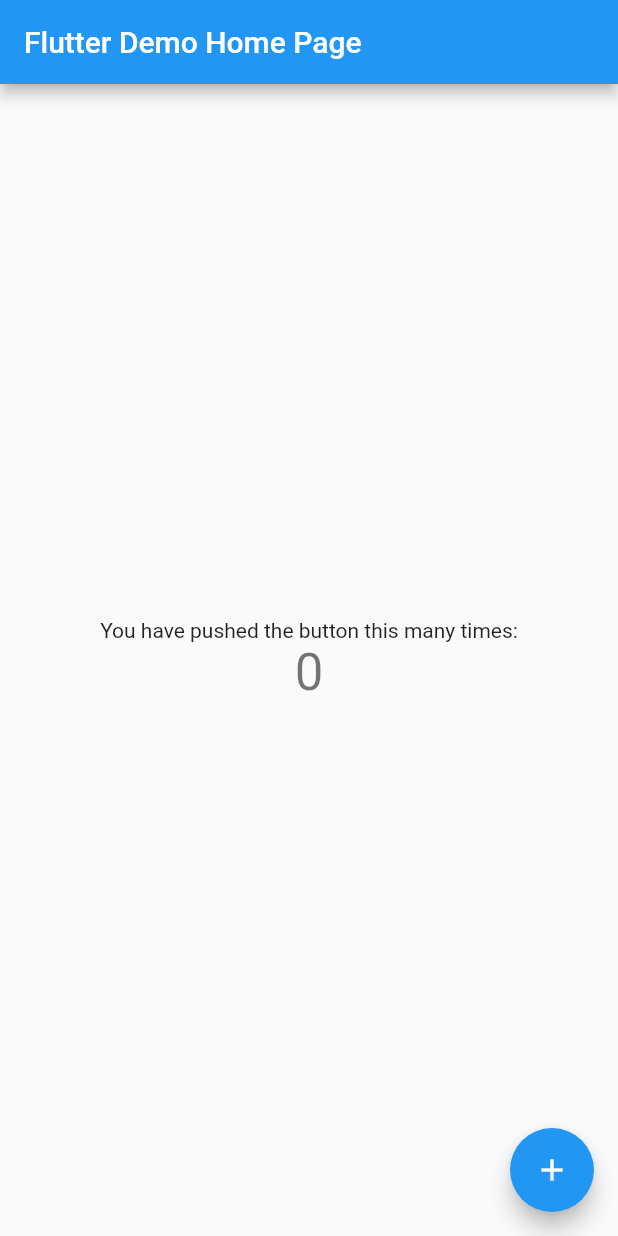
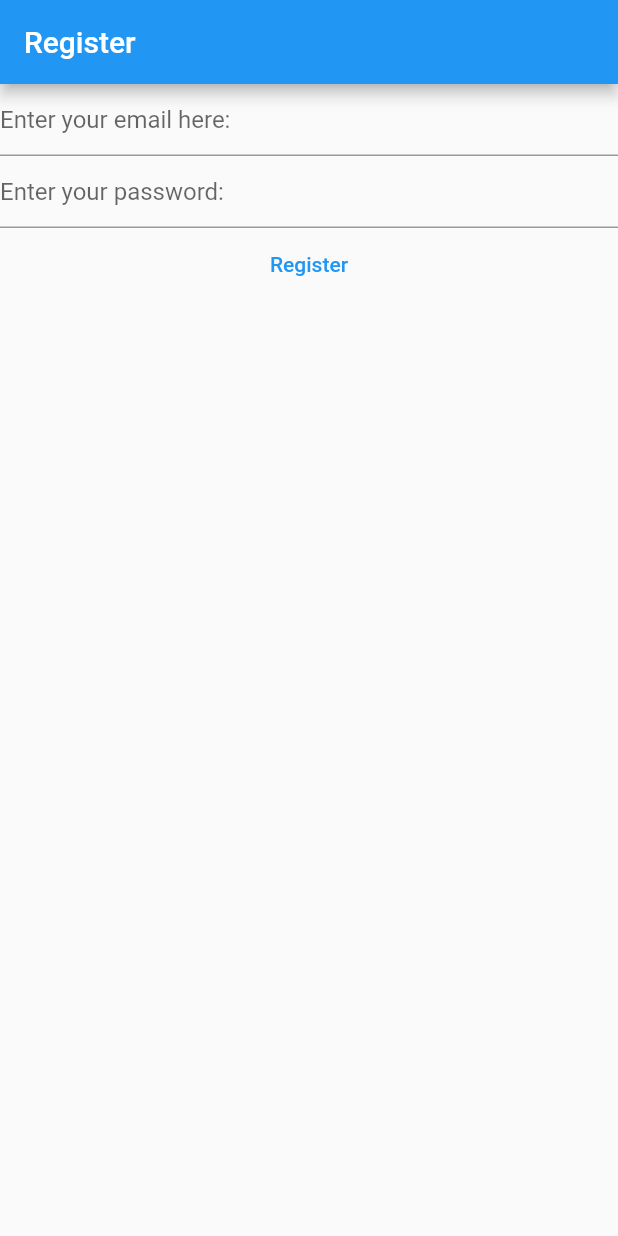
Before and after one commit to ZainabBharucha/mynotes, a Flutter app: the screen it shows after launch, on a phone screen of 412 x 824 dp. Run offline on Flutter 3.47's test engine with Material 2 defaults, Android fonts, the phone set to English and light mode, and no system bars; our stand-ins replace firebase_auth, firebase_core; accounts and stored records are empty; generated files the repository leaves out were written again.

Commit message:
Basic register user-screen

```diff
--- a/lib/main.dart
+++ b/lib/main.dart
@@ -1,24 +1,14 @@
+
 // import 'package:firebase_core/firebase_core.dart';
+import 'package:firebase_auth/firebase_auth.dart';
 import 'package:flutter/material.dart';
+import 'firebase_options.dart';
 
+// Future main() async {
+//   WidgetsFlutterBinding.ensureIntialized();
+//   await Firebase.initializedApp();
 void main() {
-  runApp(const MyApp());
-}
-
-// Future main() async{
-//   WidgetsFlutterBinding.ensureInitialized();
-//   await Firebase.initializeApp();
-
-//   runApp(const MyApp());
-// }
-
-class MyApp extends StatelessWidget {
-  const MyApp({super.key});
-
-  // This widget is the root of your application.
-  @override
-  Widget build(BuildContext context) {
-    return MaterialApp(
+  runApp(MaterialApp(
       title: 'Flutter Demo',
       theme: ThemeData(
         // This is the theme of your application.
@@ -32,92 +22,84 @@ class MyApp extends StatelessWidget {
         // is not restarted.
         primarySwatch: Colors.blue,
       ),
-      home: const MyHomePage(title: 'Flutter Demo Home Page'),
-    );
-  }
+      home: const HomePage(),
+    ),);
 }
 
-class MyHomePage extends StatefulWidget {
-  const MyHomePage({super.key, required this.title});
-
-  // This widget is the home page of your application. It is stateful, meaning
-  // that it has a State object (defined below) that contains fields that affect
-  // how it looks.
-
-  // This class is the configuration for the state. It holds the values (in this
-  // case the title) provided by the parent (in this case the App widget) and
-  // used by the build method of the State. Fields in a Widget subclass are
-  // always marked "final".
-
-  final String title;
+class HomePage extends StatefulWidget {
+  const HomePage({super.key});
 
   @override
-  State<MyHomePage> createState() => _MyHomePageState();
+  State<HomePage> createState() => _HomePageState();
 }
 
-class _MyHomePageState extends State<MyHomePage> {
-  int _counter = 0;
+class _HomePageState extends State<HomePage> {
 
-  void _incrementCounter() {
-    setState(() {
-      // This call to setState tells the Flutter framework that something has
-      // changed in this State, which causes it to rerun the build method below
-      // so that the display can reflect the updated values. If we changed
-      // _counter without calling setState(), then the build method would not be
-      // called again, and so nothing would appear to happen.
-      _counter++;
-    });
+  late final TextEditingController _email;
+  late final TextEditingController _password;
+
+@override
+  void initState() {
+    // TODO: implement initState
+
+    _email = TextEditingController();
+    _password = TextEditingController();
+    super.initState();
+  }
+
+  @override
+  void dispose() {
+    // TODO: implement dispose
+    _email.dispose();
+    _password.dispose();
+    super.dispose();
   }
 
   @override
   Widget build(BuildContext context) {
-    // This method is rerun every time setState is called, for instance as done
-    // by the _incrementCounter method above.
-    //
-    // The Flutter framework has been optimized to make rerunning build methods
-    // fast, so that you can just rebuild anything that needs updating rather
-    // than having to individually change instances of widgets.
     return Scaffold(
       appBar: AppBar(
-        // Here we take the value from the MyHomePage object that was created by
-        // the App.build method, and use it to set our appbar title.
-        title: Text(widget.title),
+        title: const Text('Register'),
+        actions: []),
+
+      body: Column(
+        children: [
+          TextField(
+            controller: _email,
+            enableSuggestions: false,
+            autocorrect: false,
+            keyboardType: TextInputType.emailAddress,
+            decoration: const InputDecoration(
+              hintText: "Enter your email here:"
+            ),
+          ),
+          TextField(
+            controller: _password,
+            obscureText: true,
+            enableSuggestions: false,
+            autocorrect: false,
+            decoration: const InputDecoration(
+              hintText: "Enter your password:"
+            ),
+
+          ),
+
+        TextButton(
+          onPressed: () async {
+
+            await Firebase.initializeApp(
+                options: DefaultFirebaseOptions
+            );
+            final email = _email.text;
+            final password = _password.text;
+            final UserCredential =
+              await FirebaseAuth.instance.createUserWithEmailAndPassword(email: email, password: password);
+              print(UserCredential);
+          },
+          child: const Text("Register")
+        )
+        ],
       ),
-      body: Center(
-        // Center is a layout widget. It takes a single child and positions it
-        // in the middle of the parent.
-        child: Column(
-          // Column is also a layout widget. It takes a list of children and
-          // arranges them vertically. By default, it sizes itself to fit its
-          // children horizontally, and tries to be as tall as its parent.
-          //
-          // Invoke "debug painting" (press "p" in the console, choose the
-          // "Toggle Debug Paint" action from the Flutter Inspector in Android
-          // Studio, or the "Toggle Debug Paint" command in Visual Studio Code)
-          // to see the wireframe for each widget.
-          //
-          // Column has various properties to control how it sizes itself and
-          // how it positions its children. Here we use mainAxisAlignment to
-          // center the children vertically; the main axis here is the vertical
-          // axis because Columns are vertical (the cross axis would be
-          // horizontal).
-          mainAxisAlignment: MainAxisAlignment.center,
-          children: <Widget>[
-            const Text(
-              'You have pushed the button this many times:',
-            ),
-            Text(
-              '$_counter',
-              style: Theme.of(context).textTheme.headline4,
-            ),
-          ],
-        ),
-      ),
-      floatingActionButton: FloatingActionButton(
-        onPressed: _incrementCounter,
-        tooltip: 'Increment',
-        child: const Icon(Icons.add),
-      ), // This trailing comma makes auto-formatting nicer for build methods.
     );
   }
 }
```
